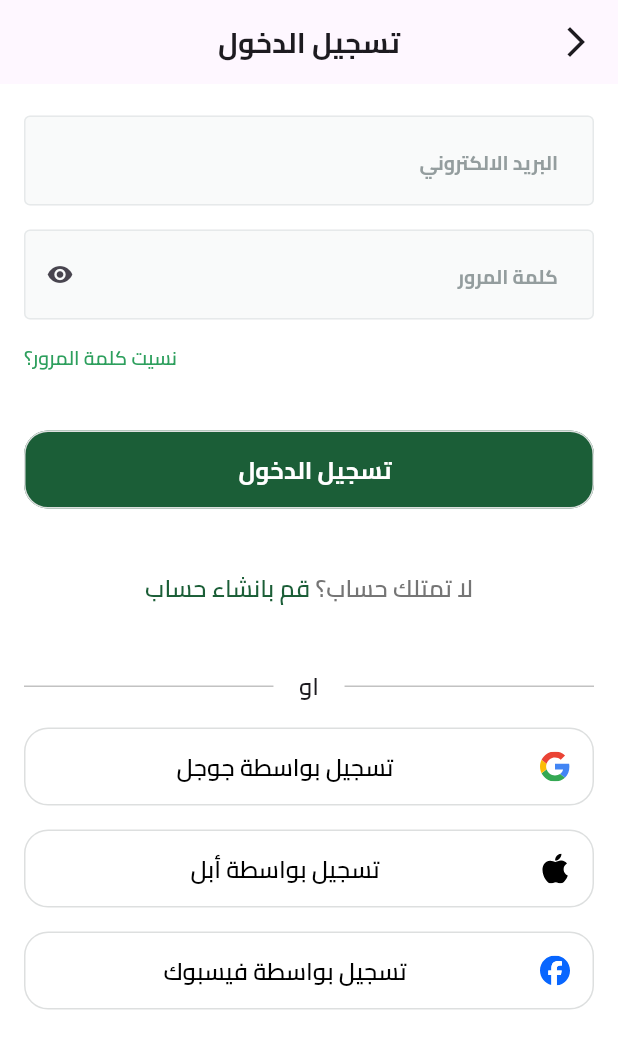
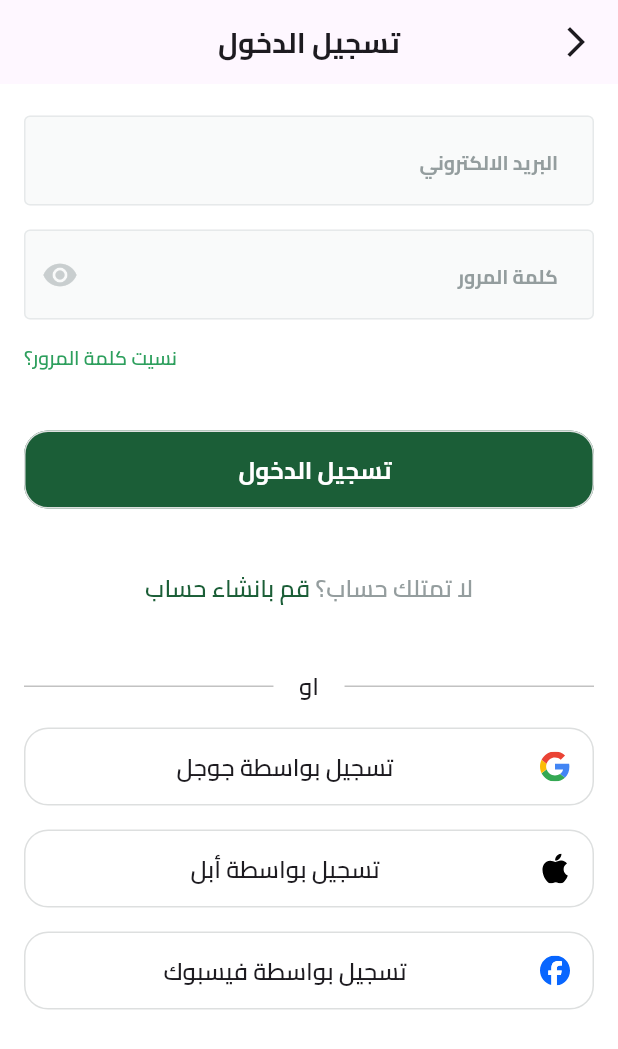
Before and after one commit to omarelshahawy00/Fresh-Fruity, a Flutter app: the screen it shows after launch, after a tap on "تخط", on a phone screen of 412 x 824 dp. Shown: the top 1049 px of the screen. Run offline on Flutter 3.47's test engine with Material 3 defaults, Android fonts, the phone set to English and light mode, and no system bars; our stand-ins replace dots_indicator, firebase_core, flutter_svg, shared_preferences; accounts and stored records are empty.

Commit message:
Integrate Firebase and  finish sign up ui screen

```diff
--- a/lib/core/helper_functions/on_generate_route.dart
+++ b/lib/core/helper_functions/on_generate_route.dart
@@ -1,4 +1,5 @@
-import 'package:ecommerce_app/features/auth/ui/screens/login_screen.dart';
+import 'package:ecommerce_app/features/auth/ui/screens/login_screen/login_screen.dart';
+import 'package:ecommerce_app/features/auth/ui/screens/sign_up_screen/sign_up_screen.dart';
 import 'package:ecommerce_app/features/onboarding/ui/screens/onboarding_screen.dart';
 import 'package:ecommerce_app/features/splash/ui/screens/splash_screen.dart';
 import 'package:flutter/material.dart';
@@ -7,6 +8,7 @@ class AppRouter {
   static const String splashScreen = 'splashScreen';
   static const String onboardingScreen = 'onboardingScreen';
   static const String loginScreen = 'loginScreen';
+  static const String SignupScreen = 'SignupScreen';
   static Route<dynamic> onGenerateRoute(RouteSettings settings) {
     switch (settings.name) {
       case splashScreen:
@@ -18,6 +20,10 @@ class AppRouter {
         return MaterialPageRoute(
           builder: (context) => const LoginScreen(),
         );
+      case SignupScreen:
+        return MaterialPageRoute(
+          builder: (context) => const SignUpScreen(),
+        );
       default:
         return MaterialPageRoute(builder: (context) => const Scaffold());
     }
--- a/lib/core/theming/colors.dart
+++ b/lib/core/theming/colors.dart
@@ -11,4 +11,5 @@ class ColorsManager {
   static const Color moreLighterGray = Color(0xFFF5F5F5);
   static const Color mainGreen = Color(0xff1b5e37);
   static const Color mainLighterGreen = Color(0xff2d9f5d);
+  static const Color LightText = Color(0xff949d9e);
 }
--- a/lib/features/auth/ui/screens/login_screen.dart
+++ b/lib/features/auth/ui/screens/login_screen/login_screen.dart
@@ -1,7 +1,7 @@
-import 'package:ecommerce_app/features/auth/ui/screens/widgets/login_screen_body.dart';
+import 'package:ecommerce_app/features/auth/ui/screens/login_screen/widgets/login_screen_body.dart';
 import 'package:flutter/material.dart';
 
-import '../../../../core/widgets/custom_appbar.dart';
+import '../../../../../core/widgets/custom_appbar.dart';
 
 class LoginScreen extends StatelessWidget {
   const LoginScreen({super.key});
--- a/lib/features/auth/ui/screens/widgets/do_not_have_acc.dart
+++ b/lib/features/auth/ui/screens/login_screen/widgets/do_not_have_acc.dart
@@ -1,3 +1,4 @@
+import 'package:ecommerce_app/core/helper_functions/on_generate_route.dart';
 import 'package:ecommerce_app/core/theming/colors.dart';
 import 'package:ecommerce_app/core/theming/styles.dart';
 import 'package:flutter/material.dart';
@@ -12,12 +13,18 @@ class DoNotHaveAcc extends StatelessWidget {
       children: [
         Text(
           'لا تمتلك حساب؟ ',
-          style: TextStyles.size16Weight600.copyWith(color: ColorsManager.gray),
+          style: TextStyles.size16Weight600
+              .copyWith(color: ColorsManager.LightText),
         ),
-        Text(
-          'قم بانشاء حساب',
-          style: TextStyles.size16Weight600
-              .copyWith(color: ColorsManager.mainGreen),
+        GestureDetector(
+          onTap: () {
+            Navigator.pushNamed(context, AppRouter.SignupScreen);
+          },
+          child: Text(
+            'قم بانشاء حساب',
+            style: TextStyles.size16Weight600
+                .copyWith(color: ColorsManager.mainGreen),
+          ),
         ),
         SizedBox(height: 17),
       ],
--- a/lib/features/auth/ui/screens/widgets/email_and_password_section.dart
+++ b/lib/features/auth/ui/screens/login_screen/widgets/email_and_password_section.dart
@@ -2,8 +2,8 @@ import 'package:ecommerce_app/core/theming/styles.dart';
 import 'package:ecommerce_app/core/widgets/app_text_form_field.dart';
 import 'package:flutter/material.dart';
 
-import '../../../../../core/theming/colors.dart';
-import '../../../../../core/widgets/app_text_button.dart';
+import '../../../../../../core/theming/colors.dart';
+import '../../../../../../core/widgets/app_text_button.dart';
 
 class EmailAndPasswordSection extends StatelessWidget {
   const EmailAndPasswordSection({super.key});
@@ -29,7 +29,11 @@ class EmailAndPasswordSection extends StatelessWidget {
           fillColor: Color(0xfff9fafa),
           hintText: 'كلمة المرور',
           isObscureText: true,
-          suffixIcon: Icon(Icons.visibility),
+          suffixIcon: Icon(
+            Icons.visibility,
+            size: 24,
+            color: Color(0xffc9cecf),
+          ),
           hintTextStyle: TextStyles.size13Weight700,
           borderRadius: BorderRadius.circular(4),
           backgroundColor: Color(0xfff9fafa),
--- a/lib/features/auth/ui/screens/widgets/login_method.dart
+++ b/lib/features/auth/ui/screens/login_screen/widgets/login_method.dart
@@ -18,7 +18,7 @@ class LoginMethod extends StatelessWidget {
             // TODO
           },
           buttonText: 'تسجيل بواسطة جوجل',
-          textStyle: TextStyles.size16Weight600.copyWith(color: Colors.black),
+          textStyle: TextStyles.size16Weight600,
           backgroundColor: Colors.white,
         ),
         AppTextButton(
@@ -27,7 +27,7 @@ class LoginMethod extends StatelessWidget {
             // TODO
           },
           buttonText: 'تسجيل بواسطة أبل',
-          textStyle: TextStyles.size16Weight600.copyWith(color: Colors.black),
+          textStyle: TextStyles.size16Weight600,
           backgroundColor: Colors.white,
         ),
         AppTextButton(
@@ -36,7 +36,7 @@ class LoginMethod extends StatelessWidget {
             // TODO
           },
           buttonText: 'تسجيل بواسطة فيسبوك',
-          textStyle: TextStyles.size16Weight600.copyWith(color: Colors.black),
+          textStyle: TextStyles.size16Weight600,
           backgroundColor: Colors.white,
         ),
       ],
--- a/lib/main.dart
+++ b/lib/main.dart
@@ -1,10 +1,16 @@
 import 'package:ecommerce_app/core/helper_functions/on_generate_route.dart';
 import 'package:ecommerce_app/core/services/shared_preferences_singletone.dart';
+import 'package:ecommerce_app/firebase_options.dart';
 import 'package:ecommerce_app/generated/l10n.dart';
+import 'package:firebase_core/firebase_core.dart';
 import 'package:flutter/material.dart';
 import 'package:flutter_localizations/flutter_localizations.dart';
 
 void main() async {
+  WidgetsFlutterBinding.ensureInitialized();
+  await Firebase.initializeApp(
+    options: DefaultFirebaseOptions.currentPlatform,
+  );
   runApp(const freshfruit());
   await Prefs.init();
 }
```
Also changed, not shown: lib/features/auth/ui/screens/login_screen/widgets/login_screen_body.dart (renamed from lib/features/auth/ui/screens/widgets/login_screen_body.dart, +4 -4 lines), lib/features/auth/ui/screens/sign_up_screen/sign_up_screen.dart (added, +15 -0 lines), lib/features/auth/ui/screens/sign_up_screen/widgets/sign_up_screen_body.dart (added, +144 -0 lines), pubspec.yaml (+4 -7 lines), firebase.json (added), lib/features/auth/ui/screens/login_screen/widgets/or_divider.dart (renamed from lib/features/auth/ui/screens/widgets/or_divider.dart), lib/firebase_options.dart (added), pubspec.lock, 6 other files.
